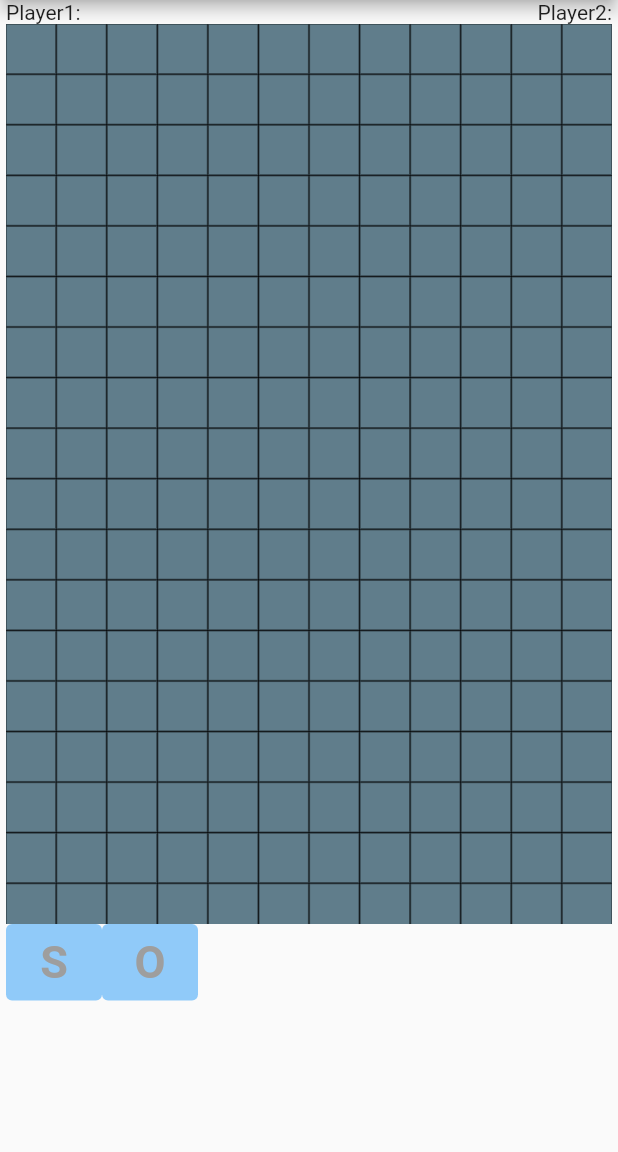
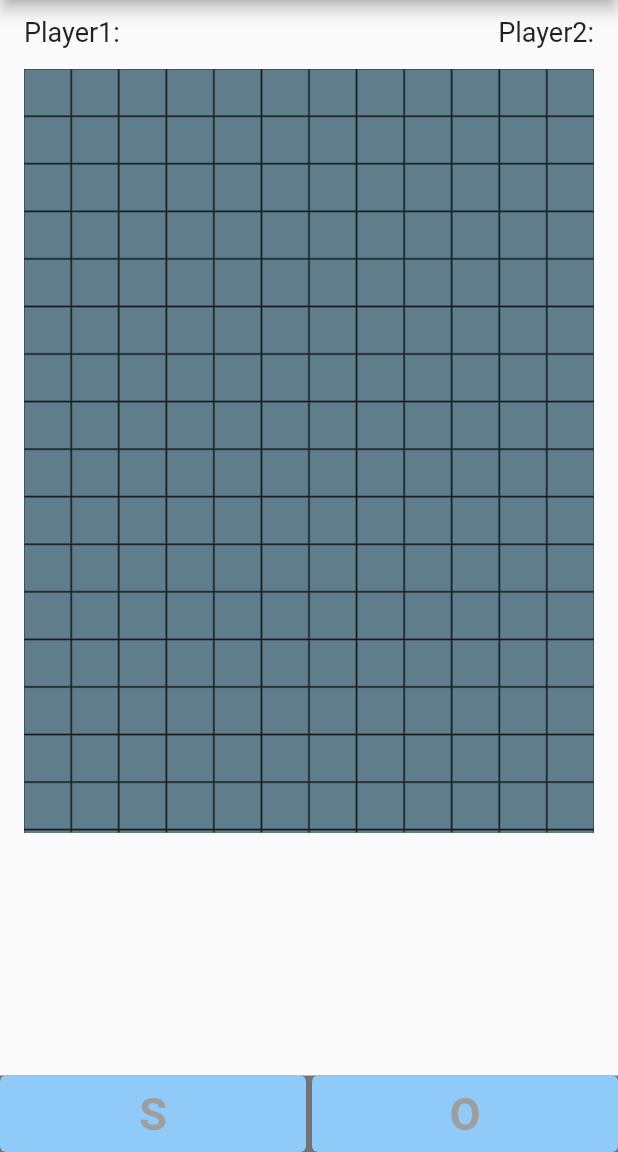
Before and after one commit to Ameen-amn/sos, a Flutter app: the screen it shows after launch, on a phone screen of 412 x 824 dp, the part 84-1236 px from its top. Run offline on Flutter 3.47's test engine with Material 2 defaults, Android fonts, the phone set to English and light mode, and no system bars.

Commit message:
ui_optimised

```diff
--- a/portfolio/lib/main.dart
+++ b/portfolio/lib/main.dart
@@ -1,7 +1,7 @@
 import 'package:flutter/material.dart';
 
 import 'package:provider/provider.dart';
-import './screens/main_screen.dart';
+import 'screens/homeScreen.dart';
 import 'provider/choosen.dart';
 import './provider/strike.dart';
 void main() {
@@ -26,11 +26,11 @@ class MyApp extends StatelessWidget {
       ],
       child: MaterialApp(
         debugShowCheckedModeBanner: false,
-        title: 'Flutter Demo',
+        title: 'SOS',
         theme: ThemeData(
           primarySwatch: Colors.blue,
         ),
-        home: IntrdouctionScreen(),
+        home: HomeScreen(),
       ),
     );
   }
--- a/portfolio/lib/provider/choosen.dart
+++ b/portfolio/lib/provider/choosen.dart
@@ -4,7 +4,7 @@ enum Choose { S, O, Empty }
 
 class Choosen with ChangeNotifier {
   late bool begin = false;
-  late Choose select = Choose.Empty;
+  late Choose select = Choose.S;
 
   void choice(bool status, Choose selected) {
     begin = status;
--- /dev/null
+++ b/portfolio/lib/provider/score.dart
@@ -0,0 +1,5 @@
+import 'package:flutter/material.dart';
+
+class Score with ChangeNotifier{
+
+}
--- /dev/null
+++ b/portfolio/lib/screens/homeScreen.dart
@@ -0,0 +1,114 @@
+import 'package:flutter/material.dart';
+
+import 'package:provider/provider.dart';
+import 'package:portfolio/widgets/buttons.dart';
+import '../widgets/mainTable.dart';
+import '../provider/choosen.dart';
+
+class HomeScreen extends StatefulWidget {
+  @override
+  State<HomeScreen> createState() => _HomeScreenState();
+}
+
+class _HomeScreenState extends State<HomeScreen> {
+  late bool start = false;
+  late Choose ss = Choose.Empty;
+  @override
+  Widget build(BuildContext context) {
+    final choosen = Provider.of<Choosen>(context);
+    return SafeArea(
+      child: Scaffold(
+        appBar: AppBar(
+          title: Text('Portfolio'),
+        ),
+        body: Container(
+          margin: EdgeInsets.symmetric(horizontal: 16),
+          child: SingleChildScrollView(
+            child: Column(
+              children: [
+                Padding(
+                  padding: const EdgeInsets.fromLTRB(0, 11, 0, 14),
+                  child: Row(
+                    mainAxisAlignment: MainAxisAlignment.spaceBetween,
+                    children: [
+                      Text(
+                        'Player1:',
+                        style: TextStyle(
+                          fontSize: 18,
+                        ),
+                      ),
+                      Text(
+                        'Player2:',
+                        style: TextStyle(
+                          fontSize: 18,
+                        ),
+                      ),
+                    ],
+                  ),
+                ),
+                MainTable(),
+              ],
+            ),
+          ),
+        ),
+        bottomNavigationBar: Container(
+          color: Colors.black54,
+          child: Row(
+            mainAxisAlignment: MainAxisAlignment.spaceAround,
+            children: [
+              Expanded(
+                child: TextButton(
+                  onPressed: () {
+                    setState(() {
+                      start = true;
+                      ss = Choose.S;
+                      choosen.choice(start, ss);
+                    });
+                  },
+                  child: Text(
+                    "S",
+                    style: TextStyle(
+                      color: ss == Choose.S ? Colors.black : Colors.grey,
+                      fontSize: 30,
+                      fontWeight: FontWeight.bold,
+                    ),
+                  ),
+                  style: ButtonStyle(
+                    backgroundColor:
+                        MaterialStateProperty.all(Colors.blue[200]),
+                  ),
+                ),
+              ),
+              SizedBox(
+                width: 4,
+              ),
+              Expanded(
+                child: TextButton(
+                  onPressed: () {
+                    setState(() {
+                      start = true;
+                      ss = Choose.O;
+                      choosen.choice(start, ss);
+                    });
+                  },
+                  child: Text(
+                    "O",
+                    style: TextStyle(
+                      color: ss == Choose.O ? Colors.black : Colors.grey,
+                      fontSize: 30,
+                      fontWeight: FontWeight.bold,
+                    ),
+                  ),
+                  style: ButtonStyle(
+                    backgroundColor:
+                        MaterialStateProperty.all(Colors.blue[200]),
+                  ),
+                ),
+              ),
+            ],
+          ),
+        ),
+      ),
+    );
+  }
+}
--- a/portfolio/lib/screens/main_screen.dart
+++ /dev/null
@@ -1,37 +0,0 @@
-import 'package:flutter/material.dart';
-
-import 'package:provider/provider.dart';
-import 'package:portfolio/widgets/buttons.dart';
-import '../widgets/table.dart';
-import '../provider/choosen.dart';
-
-class IntrdouctionScreen extends StatelessWidget {
-  @override
-  Widget build(BuildContext context) {
-    return SafeArea(
-      child: Scaffold(
-        appBar: AppBar(
-          title: Text('Portfolio'),
-        ),
-        body: Container(
-          margin: EdgeInsets.symmetric(horizontal: 4),
-          child: SingleChildScrollView(
-            child: Column(
-              children: [
-                Row(
-                  mainAxisAlignment: MainAxisAlignment.spaceBetween,
-                  children: [
-                    Text('Player1:'),
-                    Text('Player2:'),
-                  ],
-                ),
-                MainTable(),
-                SOButton(),
-              ],
-            ),
-          ),
-        ),
-      ),
-    );
-  }
-}
--- a/portfolio/lib/widgets/buttons.dart
+++ b/portfolio/lib/widgets/buttons.dart
@@ -11,7 +11,7 @@ class _SOButtonState extends State<SOButton> {
   /*  bool sSelected = true;
   bool o = false; */
   late bool start = false;
-  late Choose ss = Choose.S;
+  late Choose option = Choose.S;
   @override
   Widget build(BuildContext context) {
     final choosen = Provider.of<Choosen>(context);
@@ -20,18 +20,17 @@ class _SOButtonState extends State<SOButton> {
         children: [
           TextButton(
             onPressed: () {
-
               setState(() {
                 start = true;
-                ss = Choose.S;
-                choosen.choice(start, ss);
+                option = Choose.S;
+                choosen.choice(start, option);
               });
             },
             child: Text(
               "S",
               style: TextStyle(
                 color: start
-                    ? ss == Choose.S
+                    ? option == Choose.S
                         ? Colors.black
                         : Colors.grey
                     : Colors.grey,
@@ -52,20 +51,20 @@ class _SOButtonState extends State<SOButton> {
                 Navigator.of(context).pop(sSelected);
                 choosen.choice(sSelected); */
                 start = true;
-                ss = Choose.O;
-                choosen.choice(start, ss);
+                option = Choose.O;
+                choosen.choice(start, option);
               });
             },
             child: Text(
               "O",
               style: TextStyle(
-                color: ss == Choose.O ? Colors.black : Colors.grey,
+                color: option == Choose.O ? Colors.black : Colors.grey,
                 fontSize: 30,
                 fontWeight: FontWeight.bold,
               ),
             ),
             style: ButtonStyle(
-              backgroundColor: MaterialStateProperty.all(Colors.blue[200]),
+              backgroundColor: MaterialStateProperty.all(Colors.blue[100]),
             ),
           ),
         ],
--- a/portfolio/lib/widgets/cell.dart
+++ b/portfolio/lib/widgets/cell.dart
@@ -7,6 +7,7 @@ class Cell extends StatefulWidget {
   late final int id;
   late final bool status;
   late final Choose selected;
+
   Cell({
     required this.id,
     required this.selected,
@@ -19,15 +20,18 @@ class Cell extends StatefulWidget {
 
 class _CellState extends State<Cell> {
   late bool cSelected = false;
-  late Choose cStatus = Choose.S;
+  late Choose cStatus = Choose.Empty;
   late bool firstClick = true;
   late List<int> active = [];
 
   @override
   Widget build(BuildContext context) {
     final used = Provider.of<Strike>(context);
+    final choice = Provider.of<Choosen>(context);
+
     return GestureDetector(
         onTap: () {
+          if (choice.begin) {
             if (firstClick) {
               setState(() {
                 cSelected = widget.status;
@@ -40,6 +44,9 @@ class _CellState extends State<Cell> {
                 used.OStrike();
                 used.SStrike();
               });
+            }
+          } else {
+            SnackBar(content: Text('data'));
           }
         },
         child: Container(
@@ -59,7 +66,6 @@ class _CellState extends State<Cell> {
               ),
             ),
           ),
-      ),
-    );
+        ));
   }
 }
--- a/portfolio/lib/widgets/table.dart
+++ b/portfolio/lib/widgets/mainTable.dart
@@ -16,7 +16,7 @@ class _MainTableState extends State<MainTable> {
     final choice = Provider.of<Choosen>(context);
     return Container(
       color: Colors.black,
-      height: 600,
+      height: ((MediaQuery.of(context).size.height * 0.618) ~/ 1).toDouble(),
       child: GridView.builder(
         gridDelegate: SliverGridDelegateWithFixedCrossAxisCount(
           crossAxisCount: 12,
@@ -29,7 +29,7 @@ class _MainTableState extends State<MainTable> {
           selected: choice.stat(),
           status: choice.fin(),
         ),
-        itemCount: 216,
+        itemCount: 12 * ((MediaQuery.of(context).size.height * 0.618) ~/ 1),
       ),
     );
   }
```
Also changed, not shown: portfolio/pubspec.lock. Lines whose indentation alone changed are shown as unchanged.
